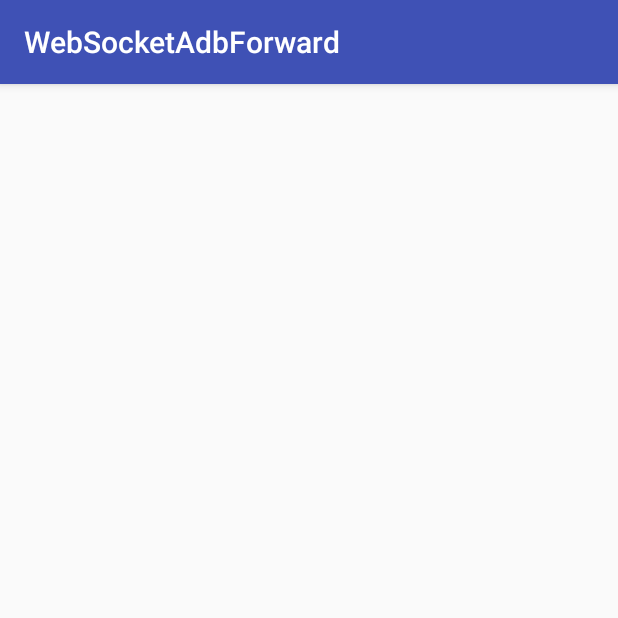
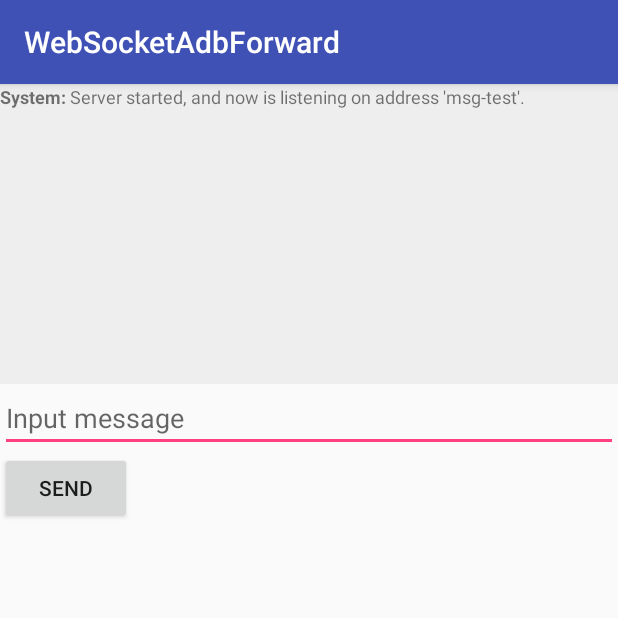
Before and after one commit to nekocode/Websocket-Adb-Forward, an Android app: the screen it shows after launch (MainActivity), on a phone screen of 412 x 824 dp, the top half of it. Run offline under Robolectric (Android 15) with nearby library versions, the phone set to English and light mode, and no system bars; libraries missing offline, so code that uses them is left out: com.facebook.stetho; 1 statement that could not run was skipped.

Commit message:
Add a simple server demo-app

```diff
--- a/example-app/src/main/java/cn/nekocode/websocketserver/example/MainActivity.java
+++ b/example-app/src/main/java/cn/nekocode/websocketserver/example/MainActivity.java
@@ -18,15 +18,131 @@ package cn.nekocode.websocketserver.example;
 
 import android.support.v7.app.AppCompatActivity;
 import android.os.Bundle;
+import android.view.View;
+import android.widget.EditText;
+
+import com.facebook.stetho.websocket.SimpleEndpoint;
+import com.facebook.stetho.websocket.SimpleSession;
+
+import java.util.ArrayList;
+
+import cn.nekocode.websocketserver.LocalWebSocketServer;
 
 /**
  * @author nekocode (nekocode.cn@gmail.com)
  */
 public class MainActivity extends AppCompatActivity {
+    private static final String ADDRESS = "msg-test";
+    private MessageView mMessageView;
+    private EditText mMessageEditText;
+    private LocalWebSocketServer mServer;
+    private MessageEndpoint mEndpoint;
+
 
     @Override
     protected void onCreate(Bundle savedInstanceState) {
         super.onCreate(savedInstanceState);
         setContentView(R.layout.activity_main);
+        mMessageView = findViewById(R.id.messageTv);
+        mMessageEditText = findViewById(R.id.messageEt);
+        findViewById(R.id.sendBtn).setOnClickListener(new View.OnClickListener() {
+            @Override
+            public void onClick(View v) {
+                if (mEndpoint != null) {
+                    mEndpoint.broadcast(mMessageEditText.getText().toString());
+                    mMessageEditText.setText("");
+                }
+            }
+        });
+
+        startServer();
+    }
+
+    private void startServer() {
+        mServer = LocalWebSocketServer.createAndStart(this, ADDRESS, mEndpoint = new MessageEndpoint());
+        mMessageView.appendSystemMessage(getString(R.string.msg_server_started, ADDRESS));
+    }
+
+    @Override
+    protected void onDestroy() {
+        mServer.stop();
+        super.onDestroy();
+    }
+
+
+    /**
+     * A simple message server endpoint
+     *
+     * Be aware of that the endpoint's callbacks will be called on a non-ui thread.
+     * So you should not do ui-operations directly in these callbacks.
+     */
+    class MessageEndpoint implements SimpleEndpoint {
+        private ArrayList<SimpleSession> sessions = new ArrayList<>();
+
+
+        void broadcast(final String message) {
+            for (SimpleSession session : sessions) {
+                session.sendText(message);
+            }
+
+            runOnUiThread(new Runnable() {
+                @Override
+                public void run() {
+                    mMessageView.appendServerMessage(message);
+                }
+            });
+        }
+
+        @Override
+        public void onOpen(SimpleSession session) {
+            sessions.add(session);
+            runOnUiThread(new Runnable() {
+                @Override
+                public void run() {
+                    mMessageView.appendSystemMessage(getString(R.string.msg_client_connected));
+                }
+            });
+        }
+
+        @Override
+        public void onMessage(SimpleSession session, final String message) {
+            runOnUiThread(new Runnable() {
+                @Override
+                public void run() {
+                    mMessageView.appendClientMessage(message);
+                }
+            });
+        }
+
+        @Override
+        public void onMessage(SimpleSession session, byte[] message, int messageLen) {
+            runOnUiThread(new Runnable() {
+                @Override
+                public void run() {
+                    mMessageView.appendSystemMessage(getString(R.string.msg_client_ignored));
+                }
+            });
+        }
+
+        @Override
+        public void onClose(SimpleSession session, int closeReasonCode, String closeReasonPhrase) {
+            sessions.remove(session);
+            runOnUiThread(new Runnable() {
+                @Override
+                public void run() {
+                    mMessageView.appendSystemMessage(getString(R.string.msg_client_disconnected));
+                }
+            });
+        }
+
+        @Override
+        public void onError(SimpleSession session, Throwable t) {
+            runOnUiThread(new Runnable() {
+                @Override
+                public void run() {
+                    mMessageView.appendSystemMessage(getString(R.string.msg_client_error));
+                }
+            });
+        }
     }
 }
--- /dev/null
+++ b/example-app/src/main/java/cn/nekocode/websocketserver/example/MessageView.java
@@ -0,0 +1,75 @@
+/*
+ * Copyright 2018 nekocode
+ *
+ * Licensed under the Apache License, Version 2.0 (the "License");
+ * you may not use this file except in compliance with the License.
+ * You may obtain a copy of the License at
+ *
+ *    http://www.apache.org/licenses/LICENSE-2.0
+ *
+ * Unless required by applicable law or agreed to in writing, software
+ * distributed under the License is distributed on an "AS IS" BASIS,
+ * WITHOUT WARRANTIES OR CONDITIONS OF ANY KIND, either express or implied.
+ * See the License for the specific language governing permissions and
+ * limitations under the License.
+ */
+
+package cn.nekocode.websocketserver.example;
+
+import android.content.Context;
+import android.graphics.Typeface;
+import android.support.v7.widget.AppCompatTextView;
+import android.text.SpannableString;
+import android.text.Spanned;
+import android.text.method.ScrollingMovementMethod;
+import android.text.style.StyleSpan;
+import android.util.AttributeSet;
+
+/**
+ * @author nekocode (nekocode.cn@gmail.com)
+ */
+public class MessageView extends AppCompatTextView {
+
+    public MessageView(Context context) {
+        super(context);
+        init();
+    }
+
+    public MessageView(Context context, AttributeSet attrs) {
+        super(context, attrs);
+        init();
+    }
+
+    public MessageView(Context context, AttributeSet attrs, int defStyleAttr) {
+        super(context, attrs, defStyleAttr);
+        init();
+    }
+
+    private void init() {
+        setBackgroundColor(0xffeeeeee);
+        setTextSize(12f);
+        setVerticalScrollBarEnabled(true);
+        setMovementMethod(new ScrollingMovementMethod());
+    }
+
+    public void appendSystemMessage(String msg) {
+        final String prefixStr = getResources().getString(R.string.msg_prefix_sys);
+        appendMessage(prefixStr, msg);
+    }
+
+    public void appendServerMessage(String msg) {
+        final String prefixStr = getResources().getString(R.string.msg_prefix_server);
+        appendMessage(prefixStr, msg);
+    }
+
+    public void appendClientMessage(String msg) {
+        final String prefixStr = getResources().getString(R.string.msg_prefix_client);
+        appendMessage(prefixStr, msg);
+    }
+
+    public void appendMessage(String prefixText, String msgBody) {
+        final SpannableString str = new SpannableString(prefixText.concat(msgBody).concat("\n"));
+        str.setSpan(new StyleSpan(Typeface.BOLD), 0, prefixText.length(), Spanned.SPAN_EXCLUSIVE_EXCLUSIVE);
+        append(str);
+    }
+}
--- a/example-app/src/main/res/layout/activity_main.xml
+++ b/example-app/src/main/res/layout/activity_main.xml
@@ -8,5 +8,24 @@
     tools:context="cn.nekocode.websocketserver.example.MainActivity"
     >
 
+    <cn.nekocode.websocketserver.example.MessageView
+        android:id="@+id/messageTv"
+        android:layout_width="match_parent"
+        android:layout_height="200dp"
+        />
+
+    <EditText
+        android:id="@+id/messageEt"
+        android:layout_width="match_parent"
+        android:layout_height="wrap_content"
+        android:hint="@string/input_message"
+        />
+
+    <Button
+        android:id="@+id/sendBtn"
+        android:layout_width="wrap_content"
+        android:layout_height="wrap_content"
+        android:text="@string/send"
+        />
 
 </LinearLayout>
--- a/example-app/src/main/res/values/strings.xml
+++ b/example-app/src/main/res/values/strings.xml
@@ -1,3 +1,15 @@
 <resources>
     <string name="app_name">WebSocketAdbForward</string>
+    <string name="input_message">Input message</string>
+    <string name="send">Send</string>
+
+    <string name="msg_prefix_sys">System:&#160;</string>
+    <string name="msg_prefix_server">Server:&#160;</string>
+    <string name="msg_prefix_client">Client:&#160;</string>
+
+    <string name="msg_server_started">Server started, and now is listening on address \'%s\'.</string>
+    <string name="msg_client_connected">Connected to a new remote client.</string>
+    <string name="msg_client_ignored">Ignored a binary message from remote.</string>
+    <string name="msg_client_disconnected">Disconnected a remote client.</string>
+    <string name="msg_client_error">Something went wrong.</string>
 </resources>
```
